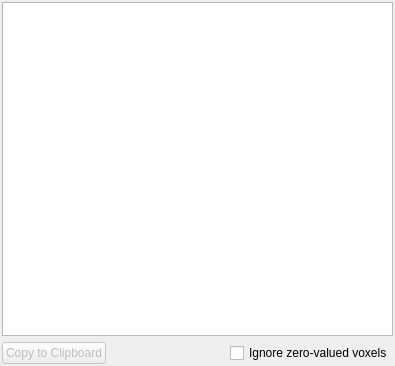
Above: Modules/ImageStatisticsUI/src/QmitkImageStatisticsWidget.ui from MITK/MITK before the change. Below: the same form after it.
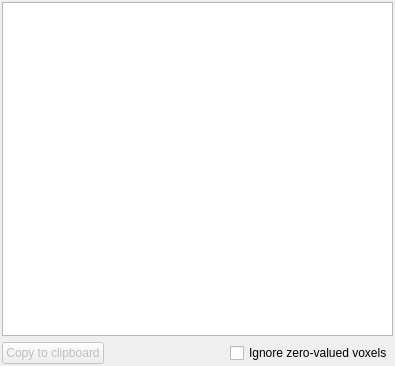
That is the form after the change.

Commit message:
Clean up Image Statistics View GUI
Unify wording and capitalization of labels, buttons, and selection
hints, and cap the height of the two node selectors on the "Selected
data" tab. Without a limit each selector claimed a third of the tab
regardless of how many nodes were selected.

Resolves: #913

What changed in the file:
```diff
--- a/Modules/ImageStatisticsUI/src/QmitkImageStatisticsWidget.ui
+++ b/Modules/ImageStatisticsUI/src/QmitkImageStatisticsWidget.ui
@@ -65,7 +65,7 @@
          </sizepolicy>
         </property>
         <property name="text">
-         <string>Copy to Clipboard</string>
+         <string>Copy to clipboard</string>
         </property>
        </widget>
       </item>
```
Left out of the diff: 2 changed lines with no effect on the pictures. The commit also changes 3 other files.
